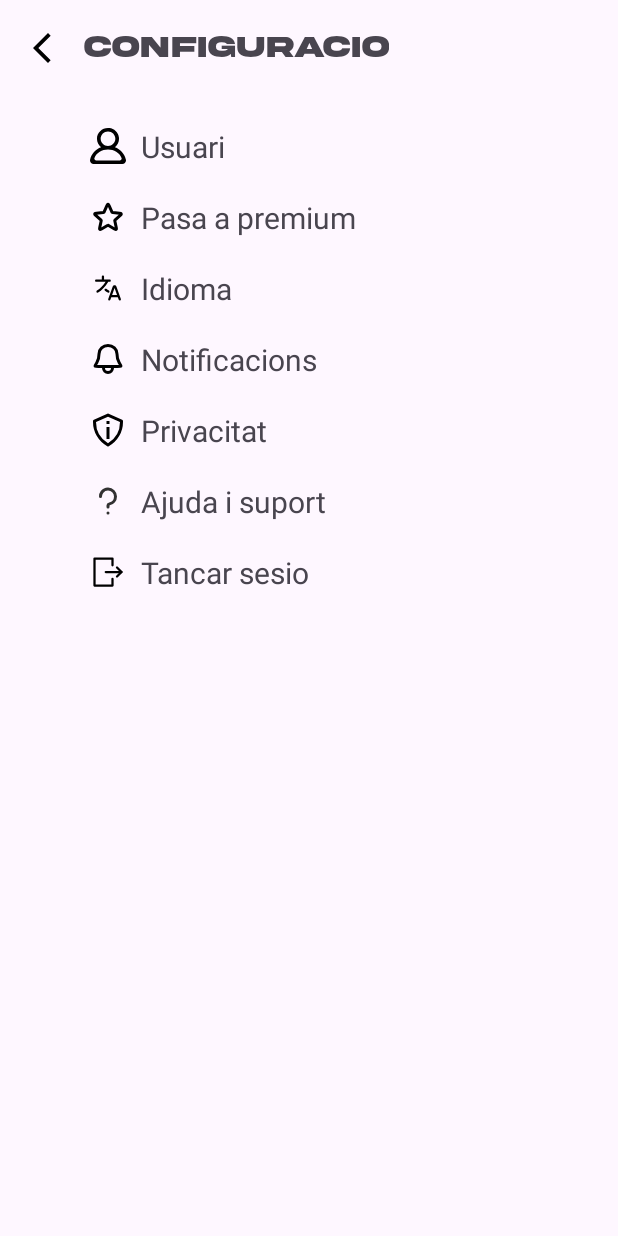
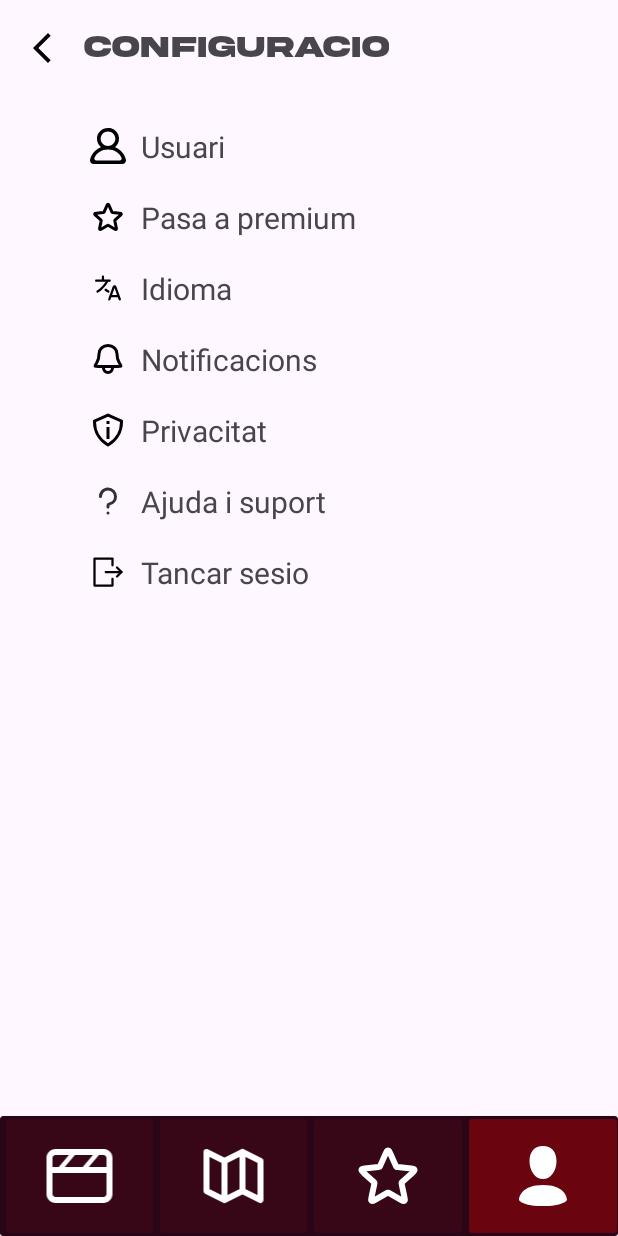
Before and after one commit to eriicp/FHUBO, an Android app: the layout activity_settings.xml on its own in the app's theme, with its tools: preview values and no code run, on a phone screen of 412 x 824 dp. Run offline under Robolectric (Android 15) with nearby library versions, the phone set to English and light mode, and no system bars.

Commit message:
Menu afegit a configuracio

```diff
--- a/app/src/main/res/layout/activity_settings.xml
+++ b/app/src/main/res/layout/activity_settings.xml
@@ -210,4 +210,70 @@
 
     </LinearLayout>
 
+    <androidx.cardview.widget.CardView
+        android:id="@+id/cvSettingsMenu"
+        android:layout_width="match_parent"
+        android:layout_height="80dp"
+        android:backgroundTint="@color/granate2"
+        app:layout_constraintBottom_toBottomOf="parent">
+        <LinearLayout
+            android:layout_width="match_parent"
+            android:layout_height="match_parent"
+            android:orientation="horizontal"
+            android:layout_marginBottom="-4dp"
+            android:layout_marginTop="-4dp"
+            >
+            <ImageButton
+                android:layout_width="0dp"
+                android:layout_height="match_parent"
+                android:layout_weight="1"
+                android:backgroundTint="@color/granate"
+                app:cornerRadius="0dp"
+                android:src="@drawable/clapper_board_svgrepo_com"
+                app:tint="@color/white"
+                style="@style/SettingsIconStyle"
+                android:padding="20dp"
+                android:layout_marginEnd="-3dp"
+                />
+            <ImageButton
+                android:layout_width="0dp"
+                android:layout_height="match_parent"
+                android:layout_weight="1"
+                android:backgroundTint="@color/granate"
+                app:cornerRadius="0dp"
+                android:src="@drawable/map_svgrepo_com"
+                app:tint="@color/white"
+                style="@style/SettingsIconStyle"
+                android:padding="20dp"
+                android:layout_marginEnd="-3dp"
+
+                />
+            <ImageButton
+                android:layout_width="0dp"
+                android:layout_height="match_parent"
+                android:layout_weight="1"
+                android:backgroundTint="@color/granate"
+                app:cornerRadius="0dp"
+                android:src="@drawable/star_svgrepo_com"
+                app:tint="@color/white"
+                style="@style/SettingsIconStyle"
+                android:padding="20dp"
+                android:layout_marginEnd="-3dp"
+                />
+            <ImageButton
+                android:layout_width="0dp"
+                android:layout_height="match_parent"
+                android:layout_weight="1"
+                android:backgroundTint="@color/cherry"
+                app:cornerRadius="0dp"
+                android:src="@drawable/profile_svgrepo_com"
+                app:tint="@color/white"
+                style="@style/SettingsIconStyle"
+                android:padding="20dp"
+                android:layout_marginEnd="-3dp"
+                />
+
+        </LinearLayout>
+    </androidx.cardview.widget.CardView>
+
 </androidx.constraintlayout.widget.ConstraintLayout>
```
